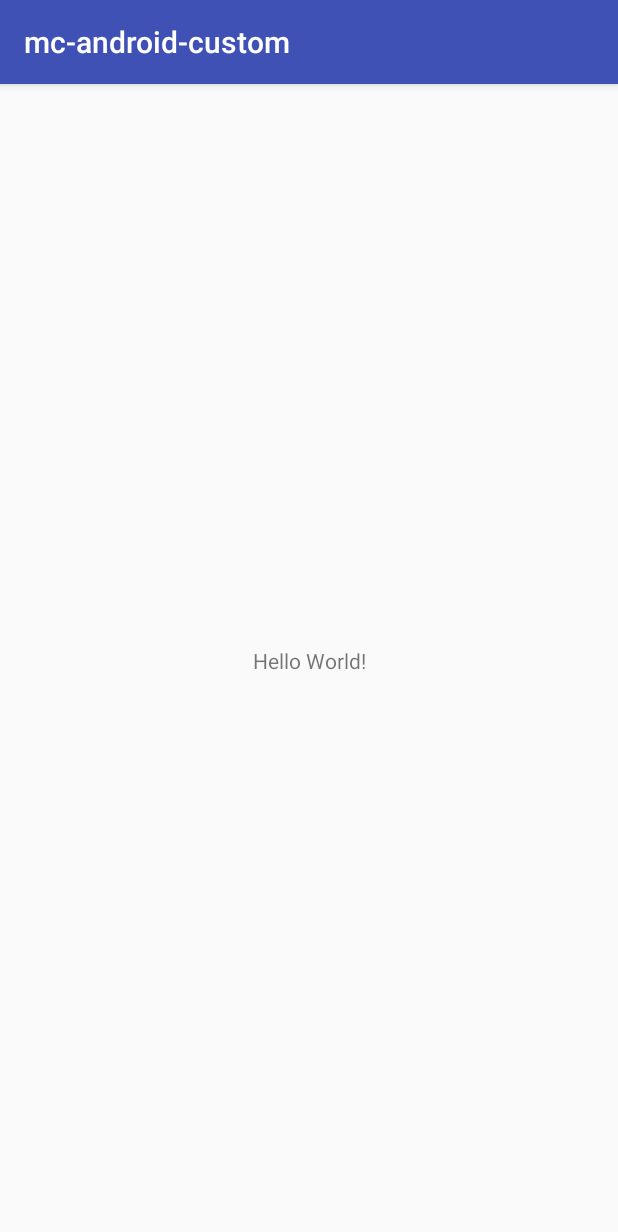
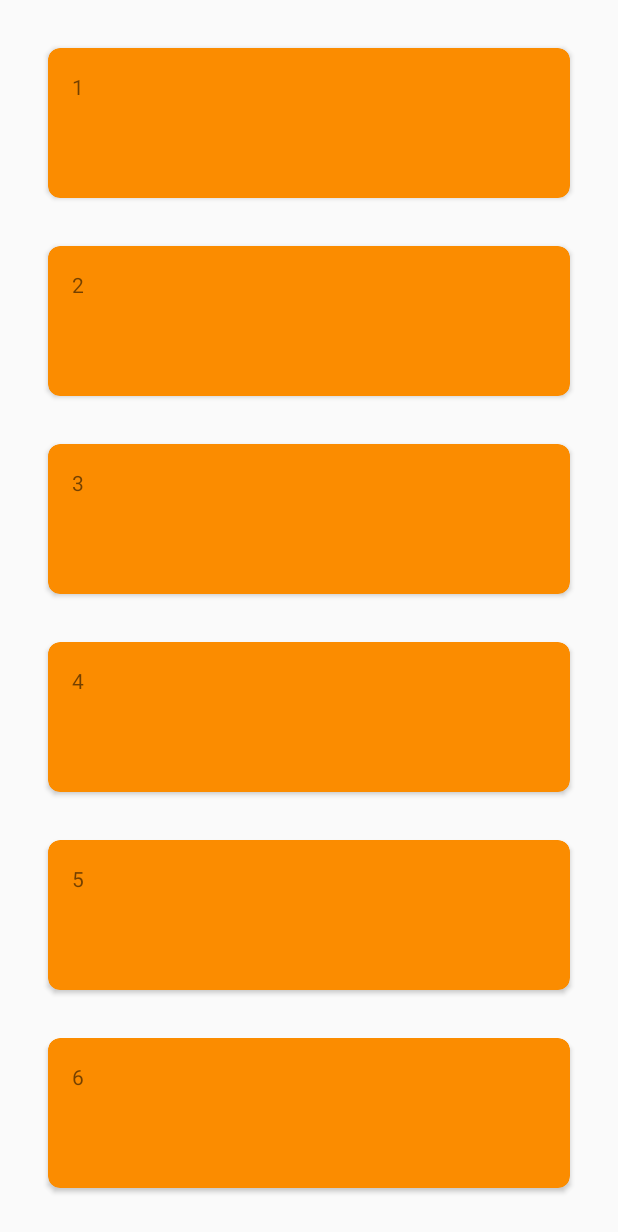
Before and after one commit to MilletCongee/mc-android-custom, an Android app: the screen it shows after launch (MainActivity before the commit, MilletCindeeActivity after it), on a phone screen of 412 x 824 dp. Shown: the top 1232 px of the screen. Run offline under Robolectric (Android 15) with nearby library versions, the phone set to English and light mode, and no system bars.

Commit message:
基本内容

```diff
--- a/app/src/main/AndroidManifest.xml
+++ b/app/src/main/AndroidManifest.xml
@@ -3,19 +3,21 @@
     package="com.mc.custom">
 
     <application
+        android:name=".MilletCindeeApp"
         android:allowBackup="true"
         android:icon="@mipmap/ic_launcher"
         android:label="@string/app_name"
         android:roundIcon="@mipmap/ic_launcher_round"
         android:supportsRtl="true"
         android:theme="@style/AppTheme">
-        <activity android:name=".MainActivity">
+        <activity android:name=".MilletCindeeActivity">
             <intent-filter>
                 <action android:name="android.intent.action.MAIN" />
 
                 <category android:name="android.intent.category.LAUNCHER" />
             </intent-filter>
         </activity>
+        <activity android:name=".MainActivity"></activity>
     </application>
 
 </manifest>
--- /dev/null
+++ b/app/src/main/java/com/mc/custom/MilletCindeeActivity.java
@@ -0,0 +1,76 @@
+package com.mc.custom;
+
+import android.support.v7.app.AppCompatActivity;
+import android.os.Bundle;
+import android.support.v7.widget.DefaultItemAnimator;
+import android.support.v7.widget.LinearLayoutManager;
+import android.support.v7.widget.RecyclerView;
+
+import com.mc.custom.adapter.MilletCindeeAdapter;
+import com.mc.custom.base.BaseActivity;
+
+import java.util.ArrayList;
+import java.util.List;
+
+/**
+ * @author mc
+ * @darte 2018/9/18
+ * @email zzzcy1014@gmail.com
+ * @since JDK1.8+
+ */
+public class MilletCindeeActivity extends BaseActivity {
+    private RecyclerView mRecyclerView;
+    private MilletCindeeAdapter mAdapter;
+    List<String> mList;
+
+    @Override
+    protected int getContentViewId() {
+        return R.layout.activity_millet_cindee;
+    }
+
+    @Override
+    protected void initView() {
+        mRecyclerView = findViewById(R.id.rl_millet_cindee);
+    }
+
+    @Override
+    protected void initData(Bundle savedInstanceState) {
+        mList = new ArrayList<String>();
+        mList.add("1");
+        mList.add("2");
+        mList.add("3");
+
+        mList.add("4");
+        mList.add("5");
+        mList.add("6");
+        //设置RecyclerView管理器
+        mAdapter = new MilletCindeeAdapter(this, mList);
+        //设置RecyclerView管理器
+        mRecyclerView.setLayoutManager(new LinearLayoutManager(this, LinearLayoutManager.VERTICAL, false));
+        //设置添加或删除item时的动画，这里使用默认动画
+        mRecyclerView.setItemAnimator(new DefaultItemAnimator());
+        mRecyclerView.addOnScrollListener(new RecyclerView.OnScrollListener() {
+            @Override
+            public void onScrolled(RecyclerView recyclerView, int dx, int dy) {
+                recyclerView.removeOnScrollListener(this);
+            }
+        });
+
+        //设置适配器
+        mRecyclerView.setAdapter(mAdapter);
+        mAdapter.setOnItemClickListener(new MilletCindeeAdapter.OnItemClickListener() {
+            @Override
+            public void onItemClick(int position) {
+                switch (position) {
+                    case 0:
+                        break;
+                    case 1:
+                        break;
+                    case 2:
+                        break;
+                }
+            }
+        });
+
+    }
+}
--- /dev/null
+++ b/app/src/main/java/com/mc/custom/MilletCindeeApp.java
@@ -0,0 +1,22 @@
+package com.mc.custom;
+
+import android.app.Application;
+import android.content.Context;
+
+/**
+ * @author mc
+ * @darte 2018/9/18
+ * @email zzzcy1014@gmail.com
+ * @since JDK1.8+
+ */
+public class MilletCindeeApp extends Application{
+    @Override
+    public void onCreate() {
+        super.onCreate();
+    }
+
+    @Override
+    protected void attachBaseContext(Context base) {
+        super.attachBaseContext(base);
+    }
+}
--- /dev/null
+++ b/app/src/main/java/com/mc/custom/adapter/MilletCindeeAdapter.java
@@ -0,0 +1,92 @@
+package com.mc.custom.adapter;
+
+import android.content.Context;
+import android.support.annotation.NonNull;
+import android.support.v7.widget.RecyclerView;
+import android.view.LayoutInflater;
+import android.view.View;
+import android.view.ViewGroup;
+import android.widget.TextView;
+
+import com.mc.custom.R;
+
+import java.util.List;
+
+/**
+ * @author mc
+ * @darte 2018/9/18
+ * @email zzzcy1014@gmail.com
+ * @since JDK1.8+
+ */
+public class MilletCindeeAdapter extends RecyclerView.Adapter<MilletCindeeAdapter.ViewHolder> {
+
+    Context mContext;
+    List<String> mList;
+
+    public MilletCindeeAdapter(Context mContext, List<String> mList) {
+        this.mContext = mContext;
+        this.mList = mList;
+    }
+
+    @NonNull
+    @Override
+    public ViewHolder onCreateViewHolder(@NonNull ViewGroup parent, int viewType) {
+        View itemView;
+        itemView =
+                LayoutInflater.from(parent.getContext()).inflate(R.layout.item_linearlayout_manager, parent, false);
+        return new MilletCindeeAdapter.ViewHolder(itemView);
+    }
+
+    @Override
+    public void onBindViewHolder(@NonNull ViewHolder viewHolder, int position) {
+        viewHolder.mTextView.setText(mList.get(position));
+        // 设置单击事件
+        setupItemClickListener(viewHolder, position);
+    }
+
+    @Override
+    public int getItemCount() {
+        return mList.size();
+    }
+    public class ViewHolder extends RecyclerView.ViewHolder {
+        TextView mTextView;
+        public ViewHolder(@NonNull View itemView) {
+            super(itemView);
+            mTextView = itemView.findViewById(R.id.tv_contents);
+        }
+    }
+    /**
+     * @param viewHolder
+     * @param position
+     */
+    protected void setupItemClickListener(MilletCindeeAdapter.ViewHolder viewHolder, final int position) {
+        viewHolder.itemView.setOnClickListener(new View.OnClickListener() {
+            @Override
+            public void onClick(View v) {
+                if (mOnItemClickListener != null) {
+                    mOnItemClickListener.onItemClick(position);
+                }
+            }
+        });
+    }
+    /**
+     * 单击事件
+     */
+    protected MilletCindeeAdapter.OnItemClickListener mOnItemClickListener;
+    /**
+     * 设置点击事件
+     *
+     * @param listener
+     */
+    public void setOnItemClickListener(MilletCindeeAdapter.OnItemClickListener listener) {
+        this.mOnItemClickListener = listener;
+    }
+
+    /**
+     * 点击事件Listener
+     */
+    public static interface OnItemClickListener {
+        void onItemClick(int position);
+    }
+
+}
--- /dev/null
+++ b/app/src/main/java/com/mc/custom/base/BaseActivity.java
@@ -0,0 +1,56 @@
+package com.mc.custom.base;
+
+import android.content.Context;
+import android.content.Intent;
+import android.os.Bundle;
+import android.support.annotation.Nullable;
+import android.support.v7.app.AppCompatActivity;
+import android.view.View;
+
+/**
+ * @author mc
+ * @darte 2018/9/18
+ * @email zzzcy1014@gmail.com
+ * @since JDK1.8+
+ */
+public abstract class BaseActivity extends AppCompatActivity {
+    protected BaseActivity mActivity;
+
+    @Override
+    protected void onCreate(@Nullable Bundle savedInstanceState) {
+        super.onCreate(savedInstanceState);
+        mActivity = this;
+        setContentView(getContentViewId());
+        setFullscreenLayout();
+        initView();
+        initData(savedInstanceState);
+    }
+    protected void setFullscreenLayout() {
+        View decor = getWindow().getDecorView();
+        int flags = decor.getSystemUiVisibility();
+        flags |= View.SYSTEM_UI_FLAG_LAYOUT_STABLE
+                | View.SYSTEM_UI_FLAG_LAYOUT_FULLSCREEN;
+        decor.setSystemUiVisibility(flags);
+    }
+
+    private void startMainActivity(Context mContext, Class target) {
+        Intent i = new Intent(mContext, target);
+        mContext.startActivity(i);
+    }
+    /**
+     * fetch data by rule id
+     * @return R.layout.xxx
+     */
+    protected abstract int getContentViewId();
+
+    /**
+     * 初始化布局
+     */
+    protected abstract void initView();
+
+    /**
+     * 初始化数据
+     * @param savedInstanceState 保存实例状态
+     */
+    protected abstract void initData(Bundle savedInstanceState);
+}
--- /dev/null
+++ b/app/src/main/res/layout/activity_millet_cindee.xml
@@ -0,0 +1,13 @@
+<?xml version="1.0" encoding="utf-8"?>
+<android.support.constraint.ConstraintLayout xmlns:android="http://schemas.android.com/apk/res/android"
+    xmlns:app="http://schemas.android.com/apk/res-auto"
+    xmlns:tools="http://schemas.android.com/tools"
+    android:layout_width="match_parent"
+    android:layout_height="match_parent"
+    tools:context=".MilletCindeeActivity">
+    <android.support.v7.widget.RecyclerView
+        android:layout_marginTop="@dimen/margin_medium"
+        android:id="@+id/rl_millet_cindee"
+        android:layout_width="match_parent"
+        android:layout_height="match_parent" />
+</android.support.constraint.ConstraintLayout>
--- /dev/null
+++ b/app/src/main/res/layout/item_linearlayout_manager.xml
@@ -0,0 +1,26 @@
+<?xml version="1.0" encoding="utf-8"?>
+<LinearLayout xmlns:android="http://schemas.android.com/apk/res/android"
+    xmlns:card_view="http://schemas.android.com/apk/res-auto"
+    android:layout_width="match_parent"
+    android:layout_height="wrap_content">
+    <android.support.v7.widget.CardView
+        android:id="@+id/cardview"
+        android:layout_width="match_parent"
+        android:layout_height="100dp"
+        android:elevation="@dimen/card_elevation"
+        card_view:cardBackgroundColor="@color/Orange_600"
+        android:layout_marginTop="@dimen/margin_medium"
+        android:layout_marginBottom="@dimen/margin_medium"
+        card_view:cardCornerRadius="@dimen/card_radius"
+        android:layout_marginLeft="@dimen/margin_large"
+        android:layout_marginRight="@dimen/margin_large">
+
+        <TextView
+            android:id="@+id/tv_contents"
+            android:layout_width="wrap_content"
+            android:layout_height="wrap_content"
+            android:layout_margin="@dimen/margin_medium"
+            android:text="@string/cardview_contents"/>
+
+    </android.support.v7.widget.CardView>
+</LinearLayout>
--- a/app/src/main/res/values/strings.xml
+++ b/app/src/main/res/values/strings.xml
@@ -1,3 +1,5 @@
 <resources>
     <string name="app_name">mc-android-custom</string>
+
+    <string name="cardview_contents">cardview_contents</string>
 </resources>
--- a/app/src/main/res/values/styles.xml
+++ b/app/src/main/res/values/styles.xml
@@ -6,6 +6,11 @@
         <item name="colorPrimary">@color/colorPrimary</item>
         <item name="colorPrimaryDark">@color/colorPrimaryDark</item>
         <item name="colorAccent">@color/colorAccent</item>
+
+
+        <item name="windowActionBar">false</item>
+        <item name="windowNoTitle">true</item>
+
     </style>
 
 </resources>
```
Also changed, not shown: app/build.gradle (+8 -1 lines), app/src/main/java/com/mc/custom/Testinspection.java (added, +10 -0 lines), app/src/main/res/layout/item_linearlayout_manager_small.xml (added, +27 -0 lines), app/src/main/res/values/dimens.xml (added, +156 -0 lines), build.gradle (+26 -1 lines).
